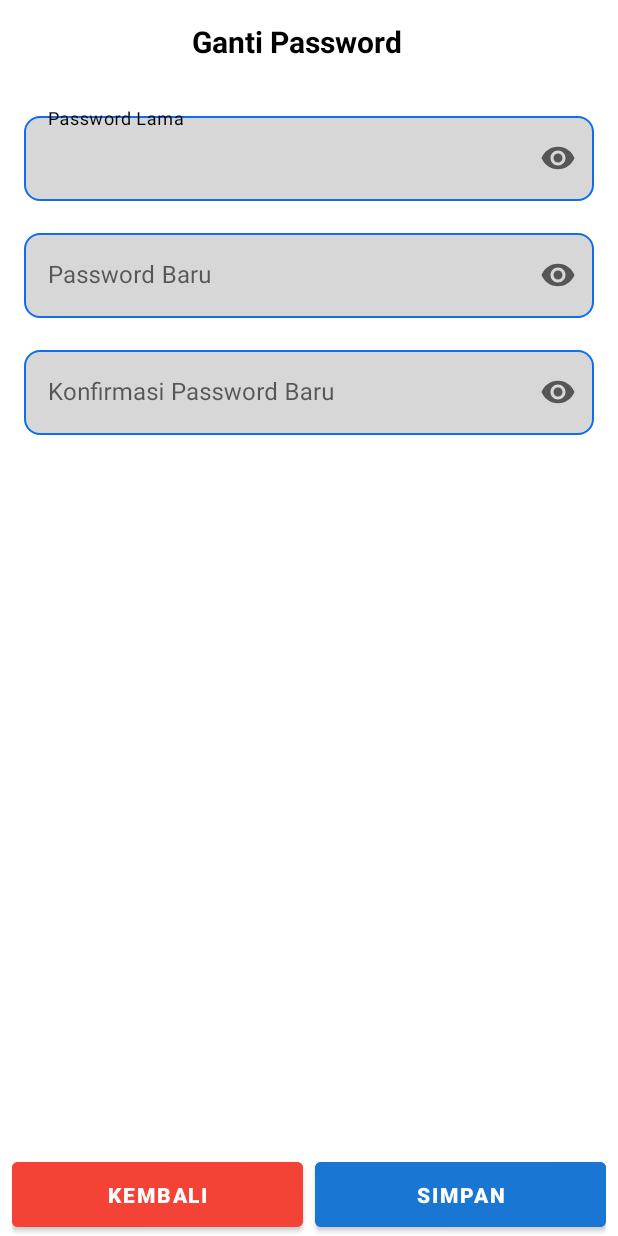
After one commit to xxieroo/uasmobile, an Android app: the ChangePassword screen opened directly, with no data from a screen before it, on a phone screen of 412 x 824 dp. The commit adds this screen. Run offline under Robolectric (Android 15) with nearby library versions, the phone set to English and light mode, and no system bars.

Commit message:
Add Change Password

```diff
--- a/app/src/main/AndroidManifest.xml
+++ b/app/src/main/AndroidManifest.xml
@@ -6,9 +6,11 @@
     <uses-permission android:name="android.permission.READ_EXTERNAL_STORAGE" />
     <uses-permission android:name="android.permission.WRITE_EXTERNAL_STORAGE" />
     <uses-permission android:name="android.permission.CAMERA" />
+
     <uses-feature
         android:name="android.hardware.camera"
         android:required="false" />
+
     <uses-permission android:name="android.permission.READ_MEDIA_IMAGES" />
 
     <application
@@ -23,6 +25,9 @@
         android:theme="@style/Theme.UTS_A22202302984"
         android:usesCleartextTraffic="true"
         tools:targetApi="31">
+        <activity
+            android:name=".ChangePassword"
+            android:exported="false" />
         <activity
             android:name=".HistoryActivity"
             android:exported="false" />
--- /dev/null
+++ b/app/src/main/java/com/example/uts_a22202302984/ChangePassword.java
@@ -0,0 +1,90 @@
+package com.example.uts_a22202302984;
+
+import android.content.Context;
+import android.content.SharedPreferences;
+import android.os.Bundle;
+import android.widget.Toast;
+
+import androidx.activity.EdgeToEdge;
+import androidx.appcompat.app.AppCompatActivity;
+import androidx.core.graphics.Insets;
+import androidx.core.view.ViewCompat;
+import androidx.core.view.WindowInsetsCompat;
+
+import com.example.uts_a22202302984.databinding.ActivityChangePasswordBinding;
+
+import org.json.JSONObject;
+
+import okhttp3.ResponseBody;
+import retrofit2.Call;
+import retrofit2.Callback;
+import retrofit2.Response;
+
+public class ChangePassword extends AppCompatActivity {
+
+    private ActivityChangePasswordBinding binding;
+    private RegisterAPI api;
+
+    SharedPreferences sharedPreferences;
+    String email, oldPassword, newPassword, confirmNewPassword;
+
+    @Override
+    protected void onCreate(Bundle savedInstanceState) {
+        super.onCreate(savedInstanceState);
+        binding = ActivityChangePasswordBinding.inflate(getLayoutInflater());
+        setContentView(binding.getRoot());
+
+        api = RetrofitClient.getClient().create(RegisterAPI.class);
+
+        sharedPreferences = getSharedPreferences("user_session", Context.MODE_PRIVATE);
+        email = sharedPreferences.getString("email", "");
+
+        binding.btnSubmit.setOnClickListener(v -> {
+            updatePassword();
+        });
+
+        binding.btnBack.setOnClickListener(v -> {
+            finish();
+        });
+    }
+
+    private void updatePassword() {
+        oldPassword = binding.etOldPassword.getText().toString();
+        newPassword = binding.etNewPassword.getText().toString();
+        confirmNewPassword = binding.etConfirmNewPassword.getText().toString();
+
+        if (oldPassword.isEmpty() || newPassword.isEmpty() || confirmNewPassword.isEmpty()) {
+            Toast.makeText(this, "Semua field harus diisi", Toast.LENGTH_SHORT).show();
+        }
+
+        if (!newPassword.equals(confirmNewPassword)) {
+            Toast.makeText(this, "Konfirmasi password tidak sesuai", Toast.LENGTH_SHORT).show();
+        }
+
+        Call<ResponseBody> call = api.changePassword(email, oldPassword, newPassword);
+        call.enqueue(new Callback<ResponseBody>() {
+            @Override
+            public void onResponse(Call<ResponseBody> call, Response<ResponseBody> response) {
+                try {
+                    if (response.isSuccessful() && response.body() != null) {
+                        String result = response.body().string();
+                        JSONObject json = new JSONObject(result);
+                        String status = json.getString("status");
+                        String message = json.getString("message");
+
+                        Toast.makeText(ChangePassword.this, message, Toast.LENGTH_SHORT).show();
+                    } else {
+                        Toast.makeText(ChangePassword.this, "Gagal menghubungi server", Toast.LENGTH_SHORT).show();
+                    }
+                } catch (Exception e) {
+                    e.printStackTrace();
+                }
+            }
+
+            @Override
+            public void onFailure(Call<ResponseBody> call, Throwable t) {
+                Toast.makeText(ChangePassword.this, "Error: " + t.getMessage(), Toast.LENGTH_SHORT).show();
+            }
+        });
+    }
+}
--- a/app/src/main/java/com/example/uts_a22202302984/RegisterAPI.java
+++ b/app/src/main/java/com/example/uts_a22202302984/RegisterAPI.java
@@ -94,6 +94,13 @@ public interface RegisterAPI {
     @POST("get_order_history.php")
     Call<List<OrderHistory>> getOrderHistory(@Field("email") String email);
 
+    @POST("post_change_password.php")
+    Call<ResponseBody> changePassword(
+            @Query("email") String email,
+            @Query("old_password") String oldPassword,
+            @Query("new_password") String newPassword
+    );
+
     @Multipart
     @POST("upload_bukti.php")
     Call<ResponseBody> uploadBuktiTransfer(
--- a/app/src/main/java/com/example/uts_a22202302984/ServerAPI.java
+++ b/app/src/main/java/com/example/uts_a22202302984/ServerAPI.java
@@ -3,10 +3,10 @@ package com.example.uts_a22202302984;
 public class ServerAPI {
 
     // Hosting
-    public static String BASE_URL="https://anggoro.umrmaulana.my.id/api/";
+    //  public static String BASE_URL="https://anggoro.umrmaulana.my.id/api/";
 
     // Emulator
-    //    public static String BASE_URL="http://10.0.2.2/mobile/uts/";
+        public static String BASE_URL="http://10.0.2.2/mobile/api/";
 
 
     public static String BASE_URL_Image= BASE_URL + "img/";
--- a/app/src/main/java/com/example/uts_a22202302984/ui/profile/ProfileFragment.java
+++ b/app/src/main/java/com/example/uts_a22202302984/ui/profile/ProfileFragment.java
@@ -18,6 +18,7 @@ import androidx.annotation.Nullable;
 import androidx.fragment.app.Fragment;
 
 import com.bumptech.glide.Glide;
+import com.example.uts_a22202302984.ChangePassword;
 import com.example.uts_a22202302984.EditProfil;
 import com.example.uts_a22202302984.HistoryActivity;
 import com.example.uts_a22202302984.MainKontak;
@@ -42,7 +43,7 @@ public class ProfileFragment extends Fragment {
 
     private TextView tvNama, tvEmail;
     private ImageView ivAvatar;
-    private Button btnEditProfile, btnKontakKami, btnHistory, btnLogout;
+    private Button btnEditProfile, btnKontakKami, btnHistory, btnLogout, btnChangePassword;
     private String email;
     private SharedPreferences sharedPreferences;
 
@@ -74,6 +75,7 @@ public class ProfileFragment extends Fragment {
         tvNama = view.findViewById(R.id.tvNama);
         tvEmail = view.findViewById(R.id.tvEmail);
         btnEditProfile = view.findViewById(R.id.btnEditProfile);
+        btnChangePassword = view.findViewById(R.id.btnChangePassword);
         btnKontakKami = view.findViewById(R.id.btnKontakKami);
         btnHistory = view.findViewById(R.id.btnHistory);
         btnLogout = view.findViewById(R.id.btnLogout);
@@ -82,6 +84,11 @@ public class ProfileFragment extends Fragment {
 
         btnEditProfile.setOnClickListener(v -> {
             Intent intent = new Intent(getActivity(), EditProfil.class);
+            startActivity(intent);
+        });
+
+        btnChangePassword.setOnClickListener(v -> {
+            Intent intent = new Intent(getActivity(), ChangePassword.class);
             startActivity(intent);
         });
 
--- /dev/null
+++ b/app/src/main/res/drawable/et_background.xml
@@ -0,0 +1,5 @@
+<shape xmlns:android="http://schemas.android.com/apk/res/android">
+    <solid android:color="#78AAAAAA"/>
+    <corners android:radius="10dp"/>
+    <stroke android:width="1dp" android:color="#106EEA"/>
+</shape>
--- /dev/null
+++ b/app/src/main/res/layout/activity_change_password.xml
@@ -0,0 +1,149 @@
+<?xml version="1.0" encoding="utf-8"?>
+<androidx.constraintlayout.widget.ConstraintLayout xmlns:android="http://schemas.android.com/apk/res/android"
+    xmlns:app="http://schemas.android.com/apk/res-auto"
+    xmlns:tools="http://schemas.android.com/tools"
+    android:id="@+id/main"
+    android:layout_width="match_parent"
+    android:layout_height="match_parent"
+    tools:context=".ChangePassword"
+    android:fitsSystemWindows="true">
+
+    <androidx.appcompat.widget.Toolbar
+        android:id="@+id/toolbar"
+        android:layout_width="match_parent"
+        android:layout_height="wrap_content"
+        android:background="@color/white"
+        android:theme="@style/ThemeOverlay.AppCompat.Dark.ActionBar"
+        app:layout_constraintEnd_toEndOf="parent"
+        app:layout_constraintStart_toStartOf="parent"
+        app:layout_constraintTop_toTopOf="parent"
+        app:titleTextColor="@color/black"
+        tools:ignore="MissingConstraints">
+
+        <TextView
+            android:layout_width="wrap_content"
+            android:layout_height="wrap_content"
+            android:layout_gravity="center"
+            android:layout_marginStart="16dp"
+            android:layout_marginEnd="16dp"
+            android:text="Ganti Password"
+            android:textColor="@color/black"
+            android:textSize="20sp"
+            android:textStyle="bold" />
+
+    </androidx.appcompat.widget.Toolbar>
+
+    <LinearLayout
+        android:layout_width="match_parent"
+        android:layout_height="0dp"
+        android:orientation="vertical"
+        android:padding="16dp"
+        app:layout_constraintBottom_toBottomOf="parent"
+        app:layout_constraintEnd_toEndOf="parent"
+        app:layout_constraintStart_toStartOf="parent"
+        app:layout_constraintTop_toBottomOf="@id/toolbar">
+
+        <!-- Old Password -->
+        <com.google.android.material.textfield.TextInputLayout
+            style="@style/Widget.MaterialComponents.TextInputLayout.OutlinedBox"
+            android:layout_width="match_parent"
+            android:layout_height="wrap_content"
+            app:boxBackgroundColor="#33FFFFFF"
+            app:boxStrokeColor="#000000"
+            app:hintTextColor="#000000"
+            app:endIconMode="password_toggle">
+
+            <com.google.android.material.textfield.TextInputEditText
+                android:id="@+id/etOldPassword"
+                android:layout_width="match_parent"
+                android:layout_height="wrap_content"
+                android:background="@drawable/et_background"
+                android:hint="Password Lama"
+                android:inputType="textPassword"
+                android:textColor="#000000" />
+        </com.google.android.material.textfield.TextInputLayout>
+
+        <!-- New Password -->
+        <com.google.android.material.textfield.TextInputLayout
+            style="@style/Widget.MaterialComponents.TextInputLayout.OutlinedBox"
+            android:layout_width="match_parent"
+            android:layout_height="wrap_content"
+            app:boxBackgroundColor="#33FFFFFF"
+            android:layout_marginTop="16dp"
+            app:boxStrokeColor="#000000"
+            app:hintTextColor="#000000"
+            app:endIconMode="password_toggle">
+
+            <com.google.android.material.textfield.TextInputEditText
+                android:id="@+id/etNewPassword"
+                android:layout_width="match_parent"
+                android:layout_height="wrap_content"
+                android:background="@drawable/et_background"
+                android:hint="Password Baru"
+                android:inputType="textPassword"
+                android:textColor="#000000" />
+        </com.google.android.material.textfield.TextInputLayout>
+
+        <!-- Confirm Password -->
+        <com.google.android.material.textfield.TextInputLayout
+            style="@style/Widget.MaterialComponents.TextInputLayout.OutlinedBox"
+            android:layout_width="match_parent"
+            android:layout_height="wrap_content"
+            app:boxBackgroundColor="#33FFFFFF"
+            android:layout_marginTop="16dp"
+            app:boxStrokeColor="#000000"
+            app:hintTextColor="#000000"
+            app:endIconMode="password_toggle">
+
+            <com.google.android.material.textfield.TextInputEditText
+                android:id="@+id/etConfirmNewPassword"
+                android:layout_width="match_parent"
+                android:layout_height="wrap_content"
+                android:background="@drawable/et_background"
+                android:hint="Konfirmasi Password Baru"
+                android:inputType="textPassword"
+                android:textColor="#000000" />
+        </com.google.android.material.textfield.TextInputLayout>
+
+    </LinearLayout>
+
+    <!-- Tombol Aksi di Luar -->
+    <LinearLayout
+        android:layout_width="match_parent"
+        android:layout_height="wrap_content"
+        android:layout_alignParentBottom="true"
+        android:gravity="center"
+        android:orientation="horizontal"
+        android:paddingStart="8dp"
+        android:paddingEnd="8dp"
+        app:layout_constraintBottom_toBottomOf="parent"
+        app:layout_constraintEnd_toEndOf="parent"
+        app:layout_constraintStart_toStartOf="parent">
+
+        <Button
+            android:id="@+id/btnBack"
+            android:layout_width="0dp"
+            android:layout_height="wrap_content"
+            android:layout_marginEnd="8dp"
+            android:layout_weight="1"
+            android:backgroundTint="@color/red"
+            android:elevation="4dp"
+            android:padding="12dp"
+            android:text="Kembali"
+            android:textColor="#FFFFFF"
+            android:textStyle="bold" />
+
+        <Button
+            android:id="@+id/btnSubmit"
+            android:layout_width="0dp"
+            android:layout_height="wrap_content"
+            android:layout_weight="1"
+            android:backgroundTint="@color/primary"
+            android:elevation="4dp"
+            android:padding="12dp"
+            android:text="Simpan"
+            android:textColor="#FFFFFF"
+            android:textStyle="bold" />
+    </LinearLayout>
+
+</androidx.constraintlayout.widget.ConstraintLayout>
--- a/app/src/main/res/layout/fragment_profile.xml
+++ b/app/src/main/res/layout/fragment_profile.xml
@@ -56,6 +56,17 @@
             android:backgroundTint="#1976D2"
             android:layout_marginBottom="16dp" />
 
+        <!-- Tombol: Ganti Password -->
+        <Button
+            android:id="@+id/btnChangePassword"
+            android:layout_width="match_parent"
+            android:layout_height="wrap_content"
+            android:text="CHANGE PASSWORD"
+            android:textAllCaps="true"
+            android:textColor="@android:color/white"
+            android:backgroundTint="#1976D2"
+            android:layout_marginBottom="16dp" />
+
         <!-- Tombol: Kontak Kami -->
         <Button
             android:id="@+id/btnKontakKami"
```
